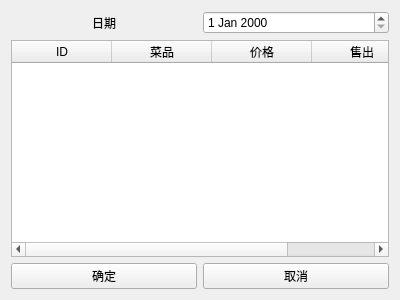
Old version of the form new_dish_data_popup.ui in the repository NHawk-Ke/restaurants_accounting.
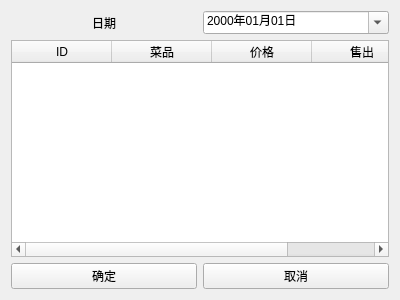
New version of the form.

Commit message: Date picker created and all UI and function finished

What changed in the file:
```diff
--- a/new_dish_data_popup.ui
+++ b/new_dish_data_popup.ui
@@ -29,7 +29,17 @@
         </widget>
        </item>
        <item>
-        <widget class="QDateEdit" name="dateEdit"/>
+        <widget class="QDateEdit" name="dateEdit">
+         <property name="currentSection">
+          <enum>QDateTimeEdit::DaySection</enum>
+         </property>
+         <property name="displayFormat">
+          <string>yyyy年MM月dd日</string>
+         </property>
+         <property name="calendarPopup">
+          <bool>true</bool>
+         </property>
+        </widget>
        </item>
       </layout>
      </item>
```
The commit also changes 2 other files.
